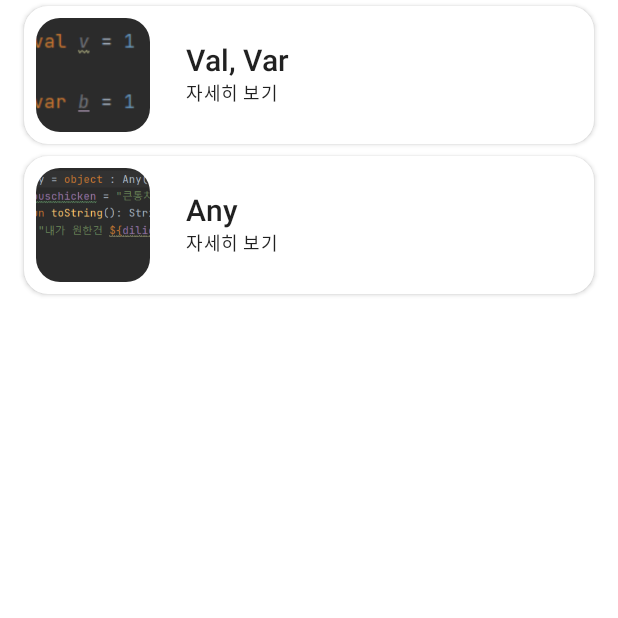
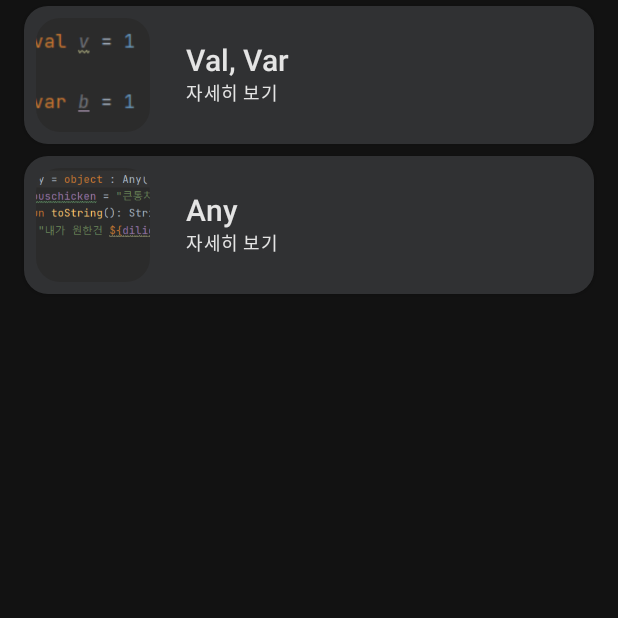
Before and after one commit to Leesin0222/KG, an Android app built with Jetpack Compose: the screen it shows after launch (MainActivity), on a phone screen of 412 x 824 dp, the top half of it. Run offline under Robolectric (Android 15) with nearby library versions, the phone set to English and light mode, and no system bars.

Commit message:
⚡ :: darkTheme으로 체인지업!

```diff
--- a/app/src/main/java/com/yongjincompany/kotlingrammer/KGListItem.kt
+++ b/app/src/main/java/com/yongjincompany/kotlingrammer/KGListItem.kt
@@ -25,7 +25,6 @@ fun KGListItem(kg: KG) {
             .padding(horizontal = 0.dp, vertical = 4.dp)
             .fillMaxWidth(),
         elevation = 2.dp,
-        backgroundColor = Color.White,
         shape = RoundedCornerShape(corner = CornerSize(16.dp))
     )
     {
--- a/app/src/main/java/com/yongjincompany/kotlingrammer/ui/theme/Color.kt
+++ b/app/src/main/java/com/yongjincompany/kotlingrammer/ui/theme/Color.kt
@@ -6,3 +6,4 @@ val Purple200 = Color(0xFFBB86FC)
 val Purple500 = Color(0xFF6200EE)
 val Purple700 = Color(0xFF3700B3)
 val Teal200 = Color(0xFF03DAC5)
+val graySurface = Color(0xFF202124)
--- a/app/src/main/java/com/yongjincompany/kotlingrammer/ui/theme/Theme.kt
+++ b/app/src/main/java/com/yongjincompany/kotlingrammer/ui/theme/Theme.kt
@@ -9,7 +9,8 @@ import androidx.compose.runtime.Composable
 private val DarkColorPalette = darkColors(
     primary = Purple200,
     primaryVariant = Purple700,
-    secondary = Teal200
+    secondary = Teal200,
+    surface = graySurface
 )
 
 private val LightColorPalette = lightColors(
@@ -29,7 +30,7 @@ private val LightColorPalette = lightColors(
 
 @Composable
 fun KotlingrammerTheme(
-    darkTheme: Boolean = isSystemInDarkTheme(),
+    darkTheme: Boolean = true,
     content: @Composable() () -> Unit
 ) {
     val colors = if (darkTheme) {
```
